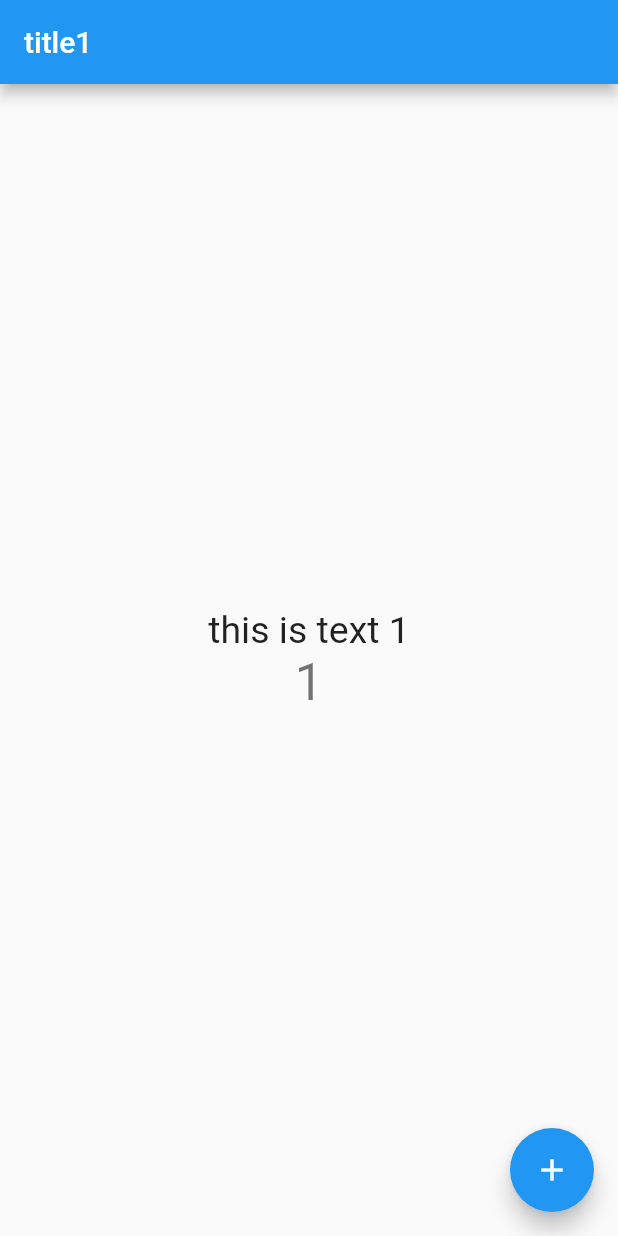
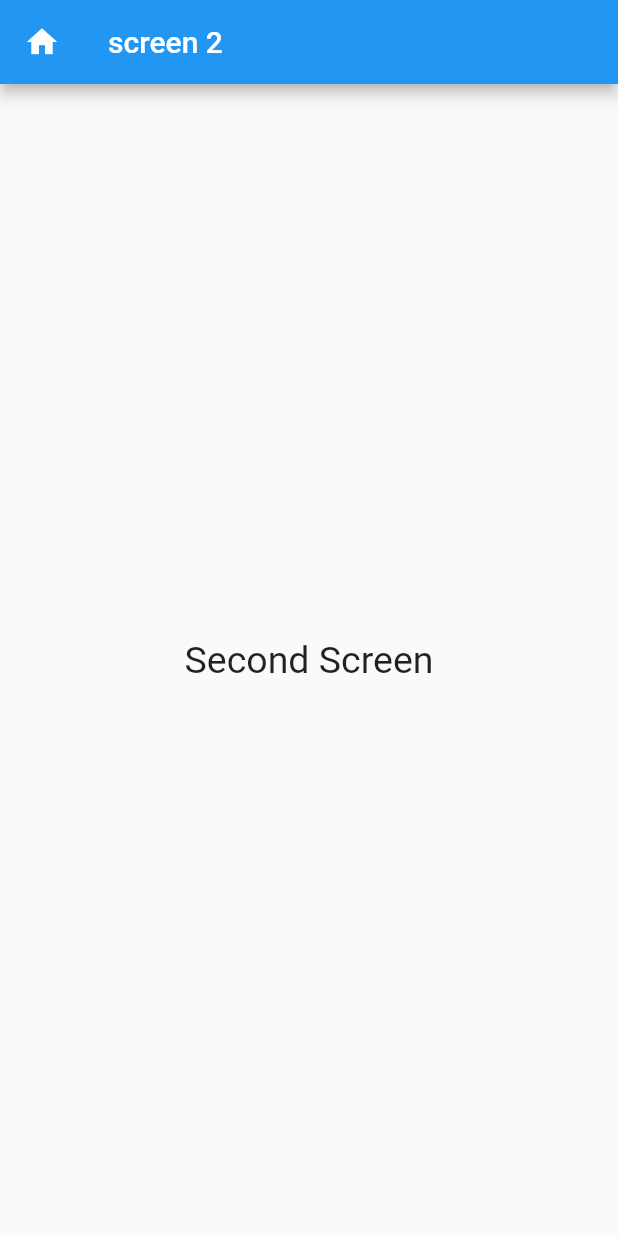
Before and after one commit to SalithaEkanayaka123/First_Flutter_Project, a Flutter app: the screen it shows after launch, after a tap on the "add" icon, on a phone screen of 412 x 824 dp. Run offline on Flutter 3.47's test engine with Material 2 defaults, Android fonts, the phone set to English and light mode, and no system bars.

Commit message:
tutorial 11

```diff
--- a/lib/main.dart
+++ b/lib/main.dart
@@ -1,6 +1,9 @@
+import 'package:first_project/screens/second_screen.dart';
 import 'package:flutter/material.dart';
 
-//tutorial 10
+import 'screens/home_page.dart';
+
+//tutorial 11
 void main() {
   runApp(MyApp());
 }
@@ -9,67 +12,49 @@ class MyApp extends StatelessWidget {
   @override
   Widget build(BuildContext context) {
     return MaterialApp(
+      debugShowCheckedModeBanner: false,
       title: "flutter app",
-      home: HomePage(),
-    );
-  }
-}
-
-class HomePage extends StatefulWidget {
-  @override
-  _HomePageState createState() => _HomePageState();
-}
-
-class _HomePageState extends State<HomePage> {
-  int count = 0;
-
-  void increment() {
-    setState(() {
-      count = count + 1;
-      print(count);
-    });
-  }
-
-  @override
-  Widget build(BuildContext context) {
-    return Scaffold(
-      appBar: AppBar(
-        title: Text("title1"),
-      ),
-      body: Center(
-        child: Column(
-          mainAxisAlignment: MainAxisAlignment.center,
-          children: [
-            Text(
-              'this is text 1',
-              style: TextStyle(
-                fontSize: 25.0,
-              ),
-            ),
-            Text(
-              '$count',
-              style: Theme.of(context).textTheme.display1,
-            )
-          ],
-        ),
-      ),
-      floatingActionButton: FloatingActionButton(
-        child: Icon(Icons.add),
-        onPressed: increment,
-      ),
+      home: HomePage(title: 'title1'),
+      routes: <String, WidgetBuilder>{
+        '/first': (context) => HomePage(),
+        '/second': (context) => SecondScreen("Second Screen"),
+      },
     );
   }
 }
 
 
-//since we use stateless widget when button pressed it will not show the updated value since it stateless
 
-// class HomePage extends StatelessWidget {
+
+
+// //tutorial 10
+// void main() {
+//   runApp(MyApp());
+// }
+
+// class MyApp extends StatelessWidget {
+//   @override
+//   Widget build(BuildContext context) {
+//     return MaterialApp(
+//       title: "flutter app",
+//       home: HomePage(),
+//     );
+//   }
+// }
+
+// class HomePage extends StatefulWidget {
+//   @override
+//   _HomePageState createState() => _HomePageState();
+// }
+
+// class _HomePageState extends State<HomePage> {
 //   int count = 0;
 
 //   void increment() {
-//     count = count + 1;
-//     print(count);
+//     setState(() {
+//       count = count + 1;
+//       print(count);
+//     });
 //   }
 
 //   @override
@@ -102,6 +87,48 @@ class _HomePageState extends State<HomePage> {
 //     );
 //   }
 // }
+
+
+// //since we use stateless widget when button pressed it will not show the updated value since it stateless
+
+// // class HomePage extends StatelessWidget {
+// //   int count = 0;
+
+// //   void increment() {
+// //     count = count + 1;
+// //     print(count);
+// //   }
+
+// //   @override
+// //   Widget build(BuildContext context) {
+// //     return Scaffold(
+// //       appBar: AppBar(
+// //         title: Text("title1"),
+// //       ),
+// //       body: Center(
+// //         child: Column(
+// //           mainAxisAlignment: MainAxisAlignment.center,
+// //           children: [
+// //             Text(
+// //               'this is text 1',
+// //               style: TextStyle(
+// //                 fontSize: 25.0,
+// //               ),
+// //             ),
+// //             Text(
+// //               '$count',
+// //               style: Theme.of(context).textTheme.display1,
+// //             )
+// //           ],
+// //         ),
+// //       ),
+// //       floatingActionButton: FloatingActionButton(
+// //         child: Icon(Icons.add),
+// //         onPressed: increment,
+// //       ),
+// //     );
+// //   }
+// // }
 
 // //tutorial 9
 // void main() {
--- /dev/null
+++ b/lib/screens/home_page.dart
@@ -0,0 +1,42 @@
+import 'package:first_project/screens/second_screen.dart';
+import 'package:flutter/material.dart';
+
+class HomePage extends StatefulWidget {
+  HomePage({this.title});
+  final String title;
+  @override
+  _HomePageState createState() => _HomePageState();
+}
+
+class _HomePageState extends State<HomePage> {
+  @override
+  Widget build(BuildContext context) {
+    return Scaffold(
+      appBar: AppBar(
+        title: Text("title1"),
+      ),
+      body: Center(
+        child: Column(
+          mainAxisAlignment: MainAxisAlignment.center,
+          children: [
+            Text(
+              widget.title,
+              style: TextStyle(
+                fontSize: 25.0,
+              ),
+            ),
+          ],
+        ),
+      ),
+      floatingActionButton: FloatingActionButton(
+        child: Icon(Icons.add),
+        onPressed: () {
+          // Navigator.of(context).push(MaterialPageRoute(builder: (_) {
+          //   return SecondScreen();
+          // }));
+          Navigator.of(context).pushNamed('/second');
+        },
+      ),
+    );
+  }
+}
--- /dev/null
+++ b/lib/screens/second_screen.dart
@@ -0,0 +1,37 @@
+import 'package:first_project/screens/home_page.dart';
+import 'package:flutter/material.dart';
+
+class SecondScreen extends StatelessWidget {
+  String name;
+  SecondScreen(String s) {
+    this.name = s;
+  }
+
+  @override
+  Widget build(BuildContext context) {
+    return Scaffold(
+      appBar: AppBar(
+        title: Text("screen 2"),
+        leading: IconButton(
+          icon: Icon(Icons.home),
+          onPressed: () {
+            Navigator.pop(context, HomePage());
+          },
+        ),
+      ),
+      body: Center(
+        child: Column(
+          mainAxisAlignment: MainAxisAlignment.center,
+          children: [
+            Text(
+              name,
+              style: TextStyle(
+                fontSize: 25.0,
+              ),
+            ),
+          ],
+        ),
+      ),
+    );
+  }
+}
```
